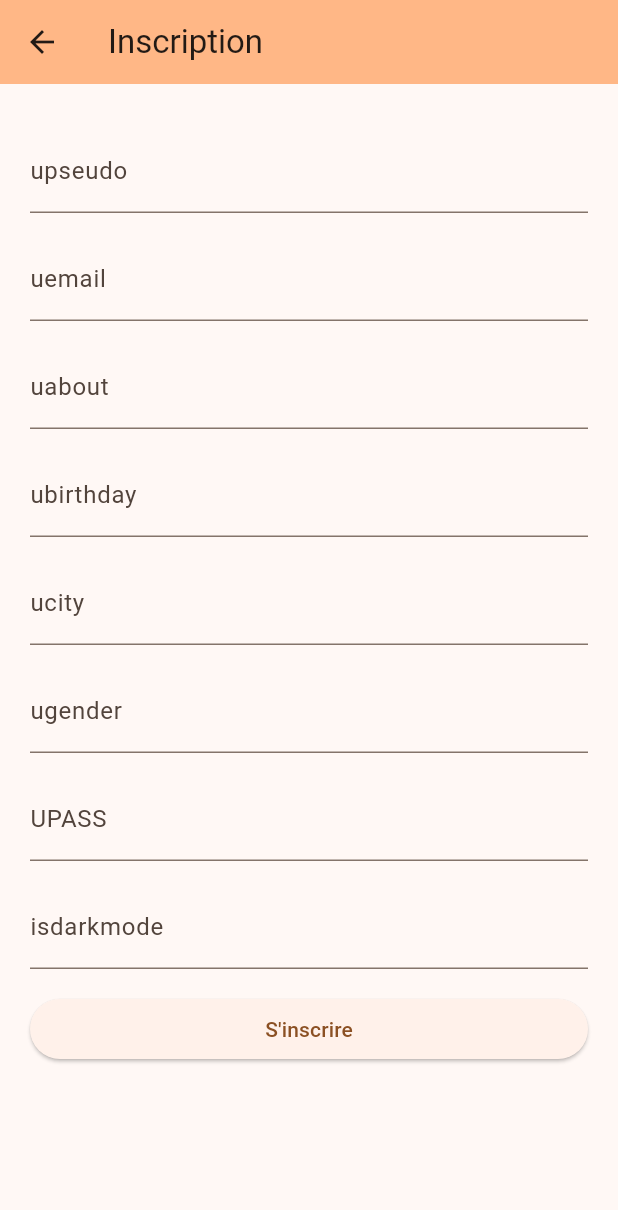
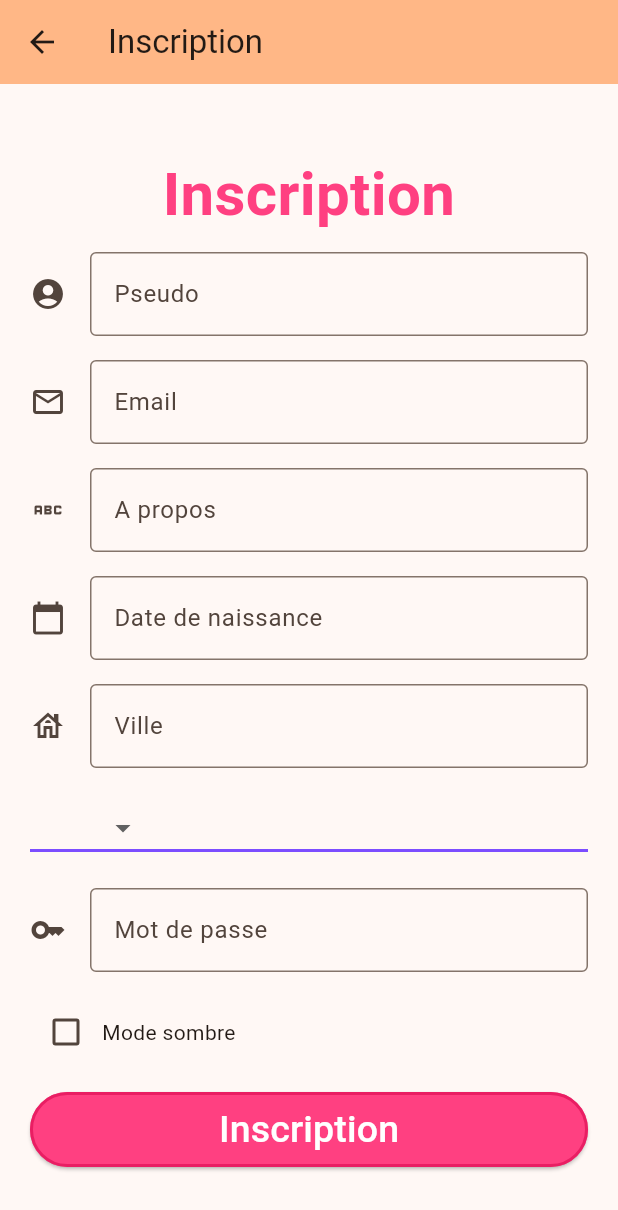
Before and after one commit to Juju-archy/furmeetdev, a Flutter app: the RegistrationUser screen opened directly, on a phone screen of 412 x 824 dp. Shown: the top 1210 px of the screen. Run offline on Flutter 3.47's test engine with Material 2 defaults, Android fonts, the phone set to English and light mode, and no system bars.

Commit message:
Enregistrement nouveau User

```diff
--- a/Flutter/furmeetdev/lib/data/models/User.dart
+++ b/Flutter/furmeetdev/lib/data/models/User.dart
@@ -7,6 +7,7 @@ class User {
   String? city;
   String? gender;
   String password;
+  String salt;
   int isDarkMode;
 
   User({
@@ -18,33 +19,36 @@ class User {
     this.city,
     this.gender,
     required this.password,
+    required this.salt,
     this.isDarkMode = 0,
   });
 
   factory User.fromMap(Map<String, dynamic> map) {
     return User(
-      pseudo: map['upseudo'], // Assurez-vous que le nom correspond à votre API
-      email: map['uemail'], // Assurez-vous que le nom correspond à votre API
+      pseudo: map['upseudo'],
+      email: map['uemail'],
       about: map['uabout'],
       birthDate: map['ubirthday'],
       //imagePath: map['imagePath'],
       city: map['ucity'],
       gender: map['ugender'],
-      password: map['UPASS'], // Assurez-vous que le nom correspond à votre API
+      password: map['UPASS'],
+      salt: map['SALT'],
       isDarkMode: int.parse(map['isdarkmode'] ?? '0'),
     );
   }
 
   Map<String, dynamic> toMap() {
     return {
-      'upseudo': pseudo, // Assurez-vous que le nom correspond à votre API
-      'uemail': email, // Assurez-vous que le nom correspond à votre API
+      'upseudo': pseudo,
+      'uemail': email,
       'uabout': about,
       'ubirthday': birthDate,
       //'imagePath': imagePath,
       'ucity': city,
       'ugender': gender,
-      'UPASS': password, // Assurez-vous que le nom correspond à votre API
+      'UPASS': password,
+      'SALT': salt,
       'isdarkmode': isDarkMode,
     };
   }
--- a/Flutter/furmeetdev/lib/presentation/screens/profile/profile_creation.dart
+++ b/Flutter/furmeetdev/lib/presentation/screens/profile/profile_creation.dart
@@ -2,14 +2,18 @@ import 'package:flutter/material.dart';
 import 'package:furmeetdev/data/models/User.dart';
 import 'package:furmeetdev/utils/functions.dart';
 import 'package:furmeetdev/utils/hash_crypto.dart';
+import 'package:crypto/crypto.dart';
+import 'dart:convert';
 import 'package:furmeetdev/presentation/viewmodels/UserViewModel.dart';
-import 'package:date_field/date_field.dart';
+import 'package:intl/intl.dart';
+import 'package:flutter/cupertino.dart';
 
 
 class RegistrationUser extends StatefulWidget {
   @override
   _RegistrationUserState createState() => _RegistrationUserState();
 }
+const List<String> list = <String>[' ', 'Homme', 'Femme', 'Autre'];
 
 class _RegistrationUserState extends State<RegistrationUser> {
   final TextEditingController _pseudoController = TextEditingController();
@@ -17,14 +21,16 @@ class _RegistrationUserState extends State<RegistrationUser> {
   final TextEditingController _aboutController = TextEditingController();
   final TextEditingController _birthDateController = TextEditingController();
   final TextEditingController _cityController = TextEditingController();
-  final TextEditingController _genderController = TextEditingController();
   final TextEditingController _passwordController = TextEditingController();
-  final TextEditingController _isDarkModeController = TextEditingController();
+
+  bool isDarkMode = false;
+  String dropdownValue = list.first;
 
   final _formKey = GlobalKey<FormState>();
 
   @override
   Widget build(BuildContext context) {
+
     return Scaffold(
       appBar: AppBar(
         backgroundColor: Theme.of(context).colorScheme.inversePrimary,
@@ -32,7 +38,6 @@ class _RegistrationUserState extends State<RegistrationUser> {
       ),
       body: GestureDetector(
         onTap: () {
-          // Permet de masquer le clavier lorsque l'utilisateur tape n'importe où en dehors des champs de texte
           FocusScope.of(context).unfocus();
         },
         child: Padding(
@@ -43,13 +48,27 @@ class _RegistrationUserState extends State<RegistrationUser> {
               child: Column(
                 crossAxisAlignment: CrossAxisAlignment.stretch,
                 children: [
+                  padding(25.0),
+                  const Text(
+                    'Inscription',
+                    style: TextStyle(
+                      color: Colors.pinkAccent,
+                      fontSize: 40,
+                      fontWeight: FontWeight.bold,
+                    ),
+                    textAlign: TextAlign.center,
+                  ),
                   padding(10.0),
                   TextFormField(
                     controller: _pseudoController,
-                    decoration: InputDecoration(labelText: 'upseudo'), // Adapter le nom au champ de votre base de données
+                    decoration: InputDecoration(
+                      labelText: 'Pseudo',
+                      icon: Icon(Icons.account_circle),
+                      border: OutlineInputBorder(),
+                    ),
                     validator: (value) {
                       if (value == null || value.isEmpty) {
-                        return 'Veuillez saisir un pseudo';
+                        return 'Veuillez saisir votre pseudo';
                       }
                       return null;
                     },
@@ -57,7 +76,11 @@ class _RegistrationUserState extends State<RegistrationUser> {
                   SizedBox(height: 16.0),
                   TextFormField(
                     controller: _emailController,
-                    decoration: InputDecoration(labelText: 'uemail'), // Adapter le nom au champ de votre base de données
+                    decoration: InputDecoration(
+                      labelText: 'Email',
+                      icon: Icon(Icons.mail_outline),
+                      border: OutlineInputBorder(),
+                    ),
                     validator: (value) {
                       if (value == null || value.isEmpty) {
                         return 'Veuillez saisir un e-mail';
@@ -70,37 +93,117 @@ class _RegistrationUserState extends State<RegistrationUser> {
                   SizedBox(height: 16.0),
                   TextFormField(
                     controller: _aboutController,
-                    decoration: InputDecoration(labelText: 'uabout'), // Adapter le nom au champ de votre base de données
+                    decoration: InputDecoration(
+                      labelText: 'A propos',
+                      icon: Icon(Icons.abc),
+                      border: OutlineInputBorder(),
+                    ),
                   ),
                   SizedBox(height: 16.0),
                   TextFormField(
                     controller: _birthDateController,
-                    decoration: InputDecoration(labelText: 'ubirthday'), // Adapter le nom au champ de votre base de données
+                    decoration: InputDecoration(
+                      icon: Icon(Icons.calendar_today),
+                      labelText: "Date de naissance",
+                      border: OutlineInputBorder(),
+                    ),
+                    readOnly: true,
+                    onTap: () async {
+                      DateTime? pickedDate = await showDatePicker(
+                        context: context,
+                        initialDate: DateTime.now(),
+                        firstDate: DateTime(1900),
+                        lastDate: DateTime(2100),
+                      );
+                      if (pickedDate != null) {
+                        print(pickedDate);
+                        String formattedDate = DateFormat('yyyy-MM-dd').format(pickedDate);
+                        print(formattedDate);
+
+                        setState(() {
+                          _birthDateController.text = formattedDate;
+                        });
+                      } else {
+                        print("Date is not selected");
+                      }
+                    },
                   ),
                   SizedBox(height: 16.0),
                   TextFormField(
                     controller: _cityController,
-                    decoration: InputDecoration(labelText: 'ucity'), // Adapter le nom au champ de votre base de données
+                    decoration: InputDecoration(
+                      labelText: 'Ville',
+                      icon: Icon(Icons.house_outlined),
+                      border: OutlineInputBorder(),
+                    ),
                   ),
                   SizedBox(height: 16.0),
-                  TextFormField(
+                  DropdownButton<String>(
+                    value: dropdownValue,
+                    elevation: 16,
+                    style: const TextStyle(color: Colors.black54),
+                    underline: Container(
+                      height: 2,
+                      color: Colors.deepPurpleAccent,
+                    ),
+                    onChanged: (String? value) {
+                      // This is called when the user selects an item.
+                      setState(() {
+                        dropdownValue = value!;
+                      });
+                    },
+                    items: list.map<DropdownMenuItem<String>>((String value) {
+                      return DropdownMenuItem<String>(
+                        value: value,
+                        child: Text(value),
+                      );
+                    }).toList(),
+                  ),
+                  /*TextFormField(
                     controller: _genderController,
-                    decoration: InputDecoration(labelText: 'ugender'), // Adapter le nom au champ de votre base de données
-                  ),
+                    decoration: InputDecoration(
+                      labelText: 'Genre',
+                      border: OutlineInputBorder(),
+                      icon: Icon(Icons.transgender)
+                    ),
+                  ),*/
                   SizedBox(height: 16.0),
                   TextFormField(
                     controller: _passwordController,
-                    decoration: InputDecoration(labelText: 'UPASS'), // Adapter le nom au champ de votre base de données
+                    decoration: InputDecoration(
+                      labelText: 'Mot de passe',
+                      border: OutlineInputBorder(),
+                      icon: Icon(Icons.key)
+                    ),
                   ),
                   SizedBox(height: 16.0),
-                  TextFormField(
+                  /*TextFormField(
                     controller: _isDarkModeController,
-                    decoration: InputDecoration(labelText: 'isdarkmode'), // Adapter le nom au champ de votre base de données
+                    decoration: InputDecoration(labelText: 'isdarkmode'),
+                  ),*/
+                  Row(
+                    children: [
+                      Checkbox(
+                        value: isDarkMode,
+                        checkColor: Colors.white,
+                        onChanged: (value) {
+                          setState(() {
+                            isDarkMode = value ?? false;
+                          });
+                        },
+                      ),
+                      Text("Mode sombre"),
+                    ],
                   ),
                   SizedBox(height: 16.0),
                   ElevatedButton(
                     onPressed: () async {
                       if (_formKey.currentState?.validate() ?? false) {
+
+                        // Utilisation lors de l'enregistrement d'un nouvel utilisateur
+                        String salt = generateSalt(); // Générer un sel unique
+                        String hashedPassword = hashPasswordWithSalt(_passwordController.text, salt);
+
                         // Créer un utilisateur à partir des données saisies
                         User newUser = User(
                           pseudo: _pseudoController.text,
@@ -108,10 +211,14 @@ class _RegistrationUserState extends State<RegistrationUser> {
                           about: _aboutController.text,
                           birthDate: _birthDateController.text,
                           city: _cityController.text,
-                          gender: _genderController.text,
-                          password: _passwordController.text,
-                          isDarkMode: int.parse(_isDarkModeController.text),
+                          //gender: _genderController.text,
+                          gender: dropdownValue,
+                          password: hashedPassword, // Utiliser le mot de passe haché
+                          salt: salt, // Stocker le sel dans la base de données
+                          isDarkMode: isDarkMode ? 1 : 0,
                         );
+                        print(hashedPassword);
+                        print(salt);
 
                         // Utilisez la fonction du ViewModel pour enregistrer l'utilisateur
                         await UserViewModel().registerUser(newUser);
@@ -122,7 +229,7 @@ class _RegistrationUserState extends State<RegistrationUser> {
                           builder: (BuildContext context) {
                             return AlertDialog(
                               title: Text('Inscription réussie'),
-                              content: Text('L\'utilisateur a été enregistré avec succès.'),
+                              content: Text('Votre compte a été enregistré avec succès.'),
                               actions: [
                                 TextButton(
                                   onPressed: () {
@@ -136,7 +243,15 @@ class _RegistrationUserState extends State<RegistrationUser> {
                         );
                       }
                     },
-                    child: Text('S\'inscrire'),
+                    child: Text('Inscription',  style: TextStyle(color: Colors.white, fontSize: 25),),
+                    style: ElevatedButton.styleFrom(
+                        backgroundColor: Colors.pinkAccent,
+                        fixedSize: const Size(300, 50),
+                        side: const BorderSide(
+                            width: 2,
+                            color: Colors.pink
+                        )
+                    ),
                   ),
                 ],
               ),
--- a/Flutter/furmeetdev/lib/presentation/viewmodels/UserViewModel.dart
+++ b/Flutter/furmeetdev/lib/presentation/viewmodels/UserViewModel.dart
@@ -11,6 +11,8 @@ class UserViewModel extends ChangeNotifier {
   //String? _imagePath;
   String? _city;
   String? _gender;
+  String _UPASS = '';
+  String _SALT = '';
   bool _isDarkMode = false;
 
   // Getter pour les propriétés
@@ -21,6 +23,8 @@ class UserViewModel extends ChangeNotifier {
   //String? get imagePath => _imagePath;
   String? get city => _city;
   String? get gender => _gender;
+  String get UPASS => _UPASS;
+  String get SALT => _SALT;
   bool get isDarkMode => _isDarkMode;
 
   // Setter pour les propriétés
@@ -64,6 +68,16 @@ class UserViewModel extends ChangeNotifier {
     notifyListeners();
   }
 
+  set UPASS(String value) {
+    _UPASS = value;
+    notifyListeners();
+  }
+
+  set SALT(String value) {
+    _SALT = value;
+    notifyListeners();
+  }
+
   // Fonction pour enregistrer l'utilisateur
   Future<void> registerUser(User user) async {
     var userData = {
@@ -73,7 +87,8 @@ class UserViewModel extends ChangeNotifier {
       'ubirthday': user.birthDate,
       'ucity': user.city,
       'ugender': user.gender,
-      'UPASS': user.password, // Ajoutez cette ligne si vous avez un champ de mot de passe dans votre modèle User
+      'UPASS': user.password,
+      'SALT': user.salt,
       'isdarkmode': user.isDarkMode,
     };
 
--- a/Flutter/furmeetdev/pubspec.yaml
+++ b/Flutter/furmeetdev/pubspec.yaml
@@ -40,6 +40,7 @@ dependencies:
   crypto: ^3.0.3
   provider: ^6.1.1
   date_field: ^3.0.5
+  intl: ^0.18.1
 
 dev_dependencies:
   flutter_test:
```
Also changed, not shown: Flutter/furmeetdev/lib/utils/hash_crypto.dart (+8 -0 lines), Flutter/furmeetdev/pubspec.lock.
